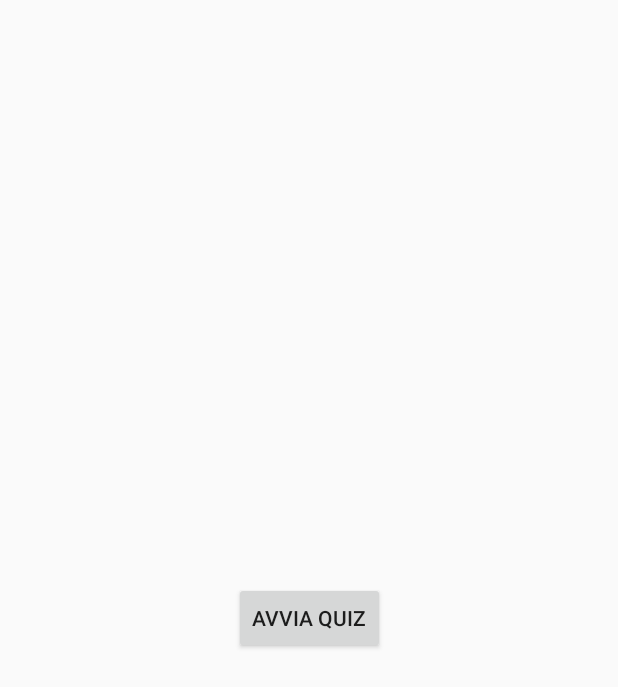
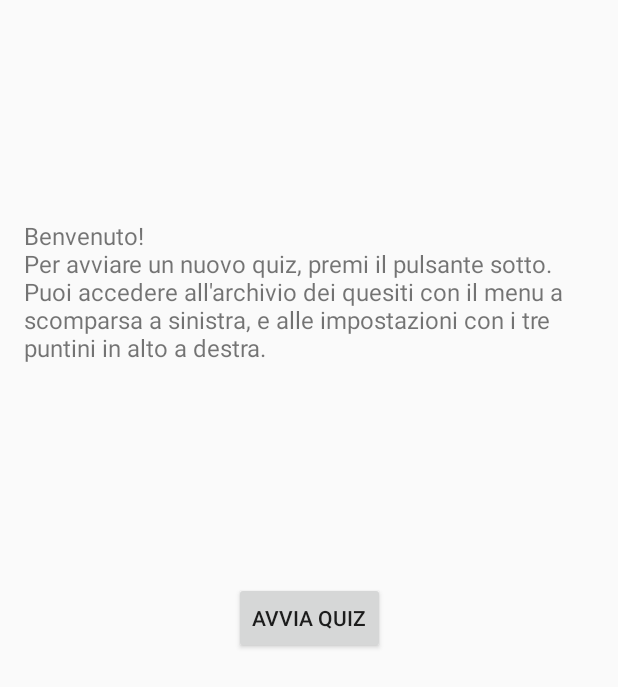
Before and after one commit to lormico/quiz-farmacia, an Android app: the layout fragment_quiz_home.xml on its own in the app's theme, with its tools: preview values and no code run, on a phone screen of 412 x 824 dp. Shown: the top 687 px of the screen. Run offline under Robolectric (Android 15) with nearby library versions, the phone set to English and light mode, and no system bars.

Commit message:
Changed the home screen from Archive to Quiz

```diff
--- a/app/src/main/res/layout/fragment_quiz_home.xml
+++ b/app/src/main/res/layout/fragment_quiz_home.xml
@@ -15,4 +15,19 @@
         app:layout_constraintEnd_toEndOf="parent"
         app:layout_constraintStart_toStartOf="parent"
         app:layout_constraintTop_toTopOf="parent" />
+
+    <TextView
+        android:id="@+id/quiz_home_welcome_text"
+        android:layout_width="0dp"
+        android:layout_height="wrap_content"
+        android:layout_marginStart="16dp"
+        android:layout_marginTop="16dp"
+        android:layout_marginEnd="16dp"
+        android:layout_marginBottom="16dp"
+        android:text="@string/quiz_welcome"
+        android:textSize="16sp"
+        app:layout_constraintBottom_toTopOf="@+id/quiz_start_button"
+        app:layout_constraintEnd_toEndOf="parent"
+        app:layout_constraintStart_toStartOf="parent"
+        app:layout_constraintTop_toTopOf="parent" />
 </androidx.constraintlayout.widget.ConstraintLayout>
--- a/app/src/main/res/menu/activity_main_drawer.xml
+++ b/app/src/main/res/menu/activity_main_drawer.xml
@@ -5,12 +5,12 @@
 
     <group android:checkableBehavior="single">
         <item
+            android:id="@+id/nav_quiz_home"
+            android:icon="@drawable/ic_assignment_black_24dp"
+            android:title="@string/menu_quiz" />
+        <item
             android:id="@+id/nav_archive"
             android:icon="@drawable/ic_library_books_black_24dp"
             android:title="@string/menu_archive" />
-        <item
-            android:id="@+id/nav_quiz_home"
-            android:icon="@drawable/ic_assignment_black_24dp"
-            android:title="@string/menu_quiz" />
     </group>
 </menu>
--- a/app/src/main/res/navigation/mobile_navigation.xml
+++ b/app/src/main/res/navigation/mobile_navigation.xml
@@ -3,7 +3,7 @@
     xmlns:app="http://schemas.android.com/apk/res-auto"
     xmlns:tools="http://schemas.android.com/tools"
     android:id="@+id/mobile_navigation"
-    app:startDestination="@+id/nav_archive">
+    app:startDestination="@id/nav_quiz_home">
 
     <fragment
         android:id="@+id/nav_archive"
--- a/app/src/main/res/values/strings.xml
+++ b/app/src/main/res/values/strings.xml
@@ -14,6 +14,7 @@
     <string name="header_quiz_container">Quiz</string>
     <string name="header_quiz_results">Risultati Quiz</string>
     <string name="start_quiz">Avvia Quiz</string>
+    <string name="quiz_welcome">Benvenuto!\nPer avviare un nuovo quiz, premi il pulsante sotto.\nPuoi accedere all\'archivio dei quesiti con il menu a scomparsa a sinistra, e alle impostazioni con i tre puntini in alto a destra.</string>
 
     <string name="question_metadata_placeholder">%1$s #%2$d"</string>
     <string name="quiz_results_score">Hai ottenuto un punteggio di %1$.2f punti!</string>
```
